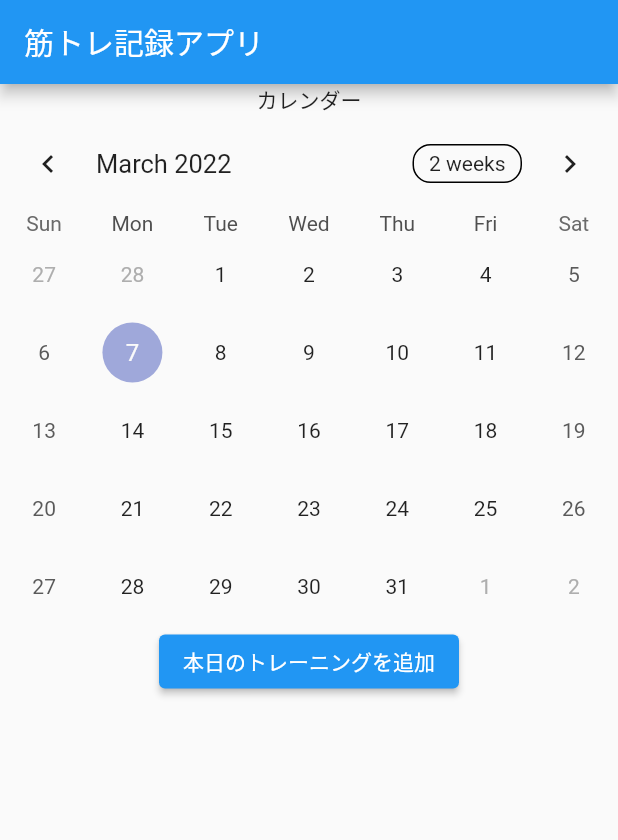
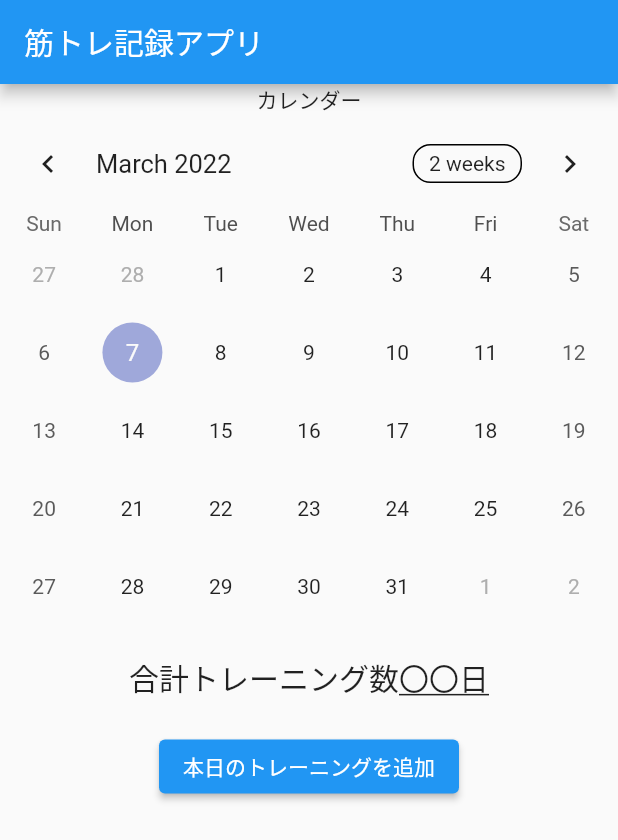
Before and after one commit to kos-san/training_note, a Flutter app: the screen it shows after launch, on a phone screen of 412 x 824 dp. Shown: the top 840 px of the screen. Run offline on Flutter 3.47's test engine with Material 2 defaults, Android fonts, the phone set to English and light mode, and no system bars; drawn by our look-alikes of table_calendar.

Commit message:
合計トレーニング数追加

```diff
--- a/lib/view/parts/home_page.dart
+++ b/lib/view/parts/home_page.dart
@@ -21,6 +21,26 @@ class _HomePageState extends State<HomePage> {
               firstDay: DateTime.utc(2020, 1, 1),
               lastDay: DateTime.utc(2030, 1, 1),
           ),
+          SizedBox(height: 20),
+          Row(
+            mainAxisAlignment: MainAxisAlignment.center,
+            children: [
+              Text(
+                  '合計トレーニング数',
+                  style: TextStyle(
+                    fontSize: 20,
+                  ),
+              ),
+              Text(
+                  '〇〇日',
+                style: TextStyle(
+                  fontSize: 20,
+                  decoration: TextDecoration.underline,
+                ),
+              ),
+            ],
+          ),
+          SizedBox(height: 20),
           ElevatedButton(
               onPressed: (){
                 print('本日のトレーニングを追加');
```
